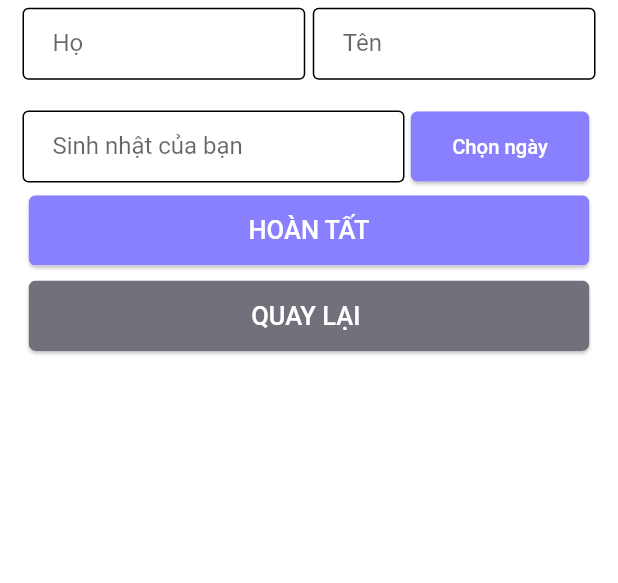
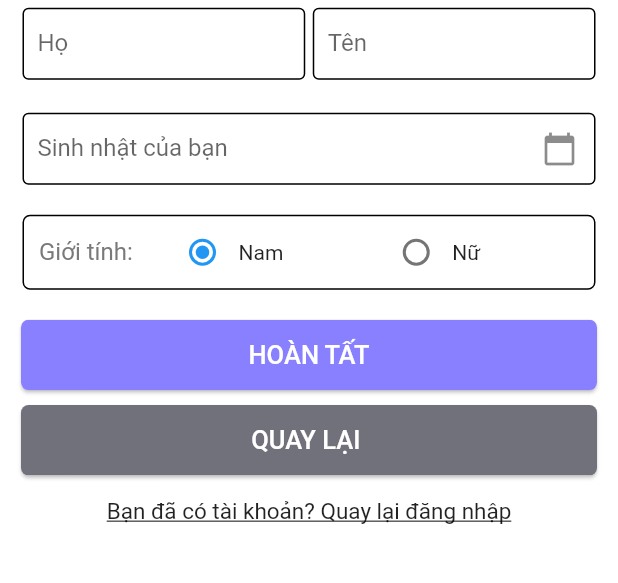
Before and after one commit to manhhnguyendev/PlayTogether_Hirer_Mobile, a Flutter app: the CompleteProfilePage screen opened by its route, on a phone screen of 412 x 824 dp, the part 556-1139 px from its top. Run offline on Flutter 3.47's test engine with Material 2 defaults, Android fonts, the phone set to English and light mode, and no system bars; our stand-ins replace firebase_auth, firebase_core, google_sign_in; missing offline and left inert: dart:ffi; accounts and stored records are empty.

Commit message:
update complete profile

```diff
--- a/lib/screen/complete_profile_screen/complete_profile_form.dart
+++ b/lib/screen/complete_profile_screen/complete_profile_form.dart
@@ -1,3 +1,5 @@
+import 'dart:ffi';
+
 import 'package:flutter/material.dart';
 import 'package:playtogether_hirer/const.dart';
 import 'package:playtogether_hirer/shared_component/login_error_form.dart';
@@ -18,7 +20,7 @@ class _CompleteProfileFormState extends State<CompleteProfileForm> {
   String lastName = "";
   late DateTime rawBirthday;
   ValueNotifier<String> notiBirth = ValueNotifier<String>("Ngày sinh của bạn");
-  //String birthday = "";
+  bool gender = true;
   final tec = TextEditingController();
   String province = "";
   final List listErrorFirstName = [''];
@@ -103,8 +105,52 @@ class _CompleteProfileFormState extends State<CompleteProfileForm> {
                         child: FormError(listError: listErrorFirstName)),
                   ],
                 ),
-                buildBirthdayArea(),
                 //FormError(listError: listErrorBirthday),
+                SizedBox(
+                  height: 5,
+                ),
+                buildBirthdayField(),
+                SizedBox(
+                  height: 20,
+                ),
+                Container(
+                  decoration: BoxDecoration(
+                      border: Border.all(color: Colors.black),
+                      borderRadius: BorderRadius.circular(5)),
+                  child: Padding(
+                    padding: const EdgeInsets.all(0.0),
+                    child: Row(
+                      children: [
+                        Expanded(
+                          flex: 1,
+                          //
+                          child: Padding(
+                            padding: const EdgeInsets.fromLTRB(10, 0, 0, 0),
+                            child: Text(
+                              "Giới tính:",
+                              style: TextStyle(
+                                  color: Color.fromARGB(220, 100, 100, 100),
+                                  fontSize: 16),
+                            ),
+                          ),
+                        ),
+                        Expanded(
+                          flex: 3,
+                          //padding: const EdgeInsets.fromLTRB(0, 0, 0, 0),
+                          child: Container(
+                              alignment: Alignment.centerLeft,
+                              child: buildGenderSelection()),
+                        ),
+                      ],
+                    ),
+                  ),
+                ),
+                SizedBox(
+                  height: 10,
+                ),
+              ],
+            ),
+          ),
           MainButton(
               text: "HOÀN TẤT",
               onpress: () {
@@ -124,9 +170,6 @@ class _CompleteProfileFormState extends State<CompleteProfileForm> {
           GoBackButton(text: "QUAY LẠI ", onpress: () {}),
         ],
       ),
-          )
-        ],
-      ),
     );
   }
 
@@ -141,7 +184,7 @@ class _CompleteProfileFormState extends State<CompleteProfileForm> {
             listErrorFirstName.contains(firstNameNullError)) {
           removeError(listErrorFirstName, error: firstNameNullError);
         }
-        return null;
+        return;
       },
       validator: (value) {
         if ((value!.isEmpty) &&
@@ -154,7 +197,7 @@ class _CompleteProfileFormState extends State<CompleteProfileForm> {
       decoration: const InputDecoration(
         counterText: "",
         floatingLabelBehavior: FloatingLabelBehavior.never,
-        contentPadding: EdgeInsets.symmetric(horizontal: 20),
+        contentPadding: EdgeInsets.symmetric(horizontal: 10),
         labelText: "Họ",
         hintText: "Nhập vào họ",
         enabledBorder: OutlineInputBorder(
@@ -164,10 +207,10 @@ class _CompleteProfileFormState extends State<CompleteProfileForm> {
           gapPadding: 10,
         ),
         focusedErrorBorder: OutlineInputBorder(
-            gapPadding: 10, borderSide: BorderSide(color: Colors.red)),
+            gapPadding: 10, borderSide: BorderSide(color: Colors.black)),
         errorBorder: (OutlineInputBorder(
-            gapPadding: 10, borderSide: BorderSide(color: Colors.red))),
-        errorStyle: TextStyle(height: 0, color: Colors.red),
+            gapPadding: 10, borderSide: BorderSide(color: Colors.black))),
+        errorStyle: TextStyle(height: 0, color: Colors.black),
       ),
     );
   }
@@ -182,7 +225,7 @@ class _CompleteProfileFormState extends State<CompleteProfileForm> {
         if (value.isNotEmpty && listErrorLastName.contains(lastNameNullError)) {
           removeError(listErrorLastName, error: lastNameNullError);
         }
-        return null;
+        return;
       },
       validator: (value) {
         if ((value!.isEmpty) &&
@@ -195,7 +238,7 @@ class _CompleteProfileFormState extends State<CompleteProfileForm> {
       decoration: const InputDecoration(
         counterText: "",
         floatingLabelBehavior: FloatingLabelBehavior.never,
-        contentPadding: EdgeInsets.symmetric(horizontal: 20),
+        contentPadding: EdgeInsets.symmetric(horizontal: 10),
         labelText: "Tên",
         hintText: "Nhập vào tên",
         enabledBorder: OutlineInputBorder(
@@ -205,16 +248,17 @@ class _CompleteProfileFormState extends State<CompleteProfileForm> {
           gapPadding: 10,
         ),
         focusedErrorBorder: OutlineInputBorder(
-            gapPadding: 10, borderSide: BorderSide(color: Colors.red)),
+            gapPadding: 10, borderSide: BorderSide(color: Colors.black)),
         errorBorder: (OutlineInputBorder(
-            gapPadding: 10, borderSide: BorderSide(color: Colors.red))),
-        errorStyle: TextStyle(height: 0, color: Colors.red),
+            gapPadding: 10, borderSide: BorderSide(color: Colors.black))),
+        errorStyle: TextStyle(height: 0, color: Colors.black),
       ),
     );
   }
 
   Container buildBirthdayArea() {
     return Container(
+      alignment: Alignment.center,
       child: Row(
         children: [
           Expanded(
@@ -228,7 +272,7 @@ class _CompleteProfileFormState extends State<CompleteProfileForm> {
               decoration: const InputDecoration(
                 counterText: "",
                 floatingLabelBehavior: FloatingLabelBehavior.never,
-                contentPadding: EdgeInsets.symmetric(horizontal: 20),
+                contentPadding: EdgeInsets.symmetric(horizontal: 10),
                 labelText: "Sinh nhật của bạn",
                 //hintText: "Chọn ngày sinh nhật",
                 enabledBorder: OutlineInputBorder(
@@ -238,10 +282,12 @@ class _CompleteProfileFormState extends State<CompleteProfileForm> {
                   gapPadding: 10,
                 ),
                 focusedErrorBorder: OutlineInputBorder(
-                    gapPadding: 10, borderSide: BorderSide(color: Colors.red)),
+                    gapPadding: 10,
+                    borderSide: BorderSide(color: Colors.black)),
                 errorBorder: (OutlineInputBorder(
-                    gapPadding: 10, borderSide: BorderSide(color: Colors.red))),
-                errorStyle: TextStyle(height: 0, color: Colors.red),
+                    gapPadding: 10,
+                    borderSide: BorderSide(color: Colors.black))),
+                errorStyle: TextStyle(height: 0, color: Colors.black),
               ),
             ),
           ),
@@ -267,7 +313,7 @@ class _CompleteProfileFormState extends State<CompleteProfileForm> {
                           context: context,
                           initialDate: DateTime.now(),
                           firstDate: DateTime(DateTime.now().year - 100),
-                          lastDate: DateTime(DateTime.now().year + 1),
+                          lastDate: DateTime(DateTime.now().year),
                         ).then((date) {
                           rawBirthday = date!;
                           convertBirthday();
@@ -285,4 +331,94 @@ class _CompleteProfileFormState extends State<CompleteProfileForm> {
       ),
     );
   }
+
+  Container buildGenderSelection() {
+    return Container(
+      alignment: Alignment.center,
+      child: Row(
+        children: [
+          Expanded(
+            flex: 1,
+            child: Row(
+              children: [
+                Radio(
+                    value: true,
+                    groupValue: gender,
+                    onChanged: (value) {
+                      setState(() {
+                        gender = true;
+                        print(gender);
+                        print("nam state");
+                      });
+                    }),
+                Text("Nam")
+              ],
+            ),
+          ),
+          Expanded(
+            flex: 1,
+            child: Row(
+              children: [
+                Radio(
+                    value: false,
+                    groupValue: gender,
+                    onChanged: (value) {
+                      setState(() {
+                        gender = false;
+                        print(gender);
+                        print("nữ state");
+                      });
+                    }),
+                Text("Nữ"),
+              ],
+            ),
+          )
+        ],
+      ),
+    );
   }
+
+  TextFormField buildBirthdayField() {
+    return TextFormField(
+      controller: tec,
+      //readOnly: true,
+      onSaved: (newValue) {
+        notiBirth.value = newValue!;
+      },
+      decoration: InputDecoration(
+        counterText: "",
+        floatingLabelBehavior: FloatingLabelBehavior.never,
+        contentPadding: EdgeInsets.symmetric(horizontal: 10),
+        labelText: "Sinh nhật của bạn",
+        //hintText: "Chọn ngày sinh nhật",
+        enabledBorder: OutlineInputBorder(
+          gapPadding: 10,
+        ),
+        focusedBorder: OutlineInputBorder(
+          gapPadding: 10,
+        ),
+        focusedErrorBorder: OutlineInputBorder(
+            gapPadding: 10, borderSide: BorderSide(color: Colors.black)),
+        errorBorder: (OutlineInputBorder(
+            gapPadding: 10, borderSide: BorderSide(color: Colors.black))),
+        errorStyle: TextStyle(height: 0, color: Colors.black),
+        suffixIcon: Icon(
+          Icons.calendar_today,
+        ),
+      ),
+      onTap: () async {
+        FocusScope.of(context).requestFocus(FocusNode());
+        await showDatePicker(
+          context: context,
+          initialDate: DateTime.now(),
+          firstDate: DateTime(DateTime.now().year - 100),
+          lastDate: DateTime(DateTime.now().year + 1),
+        ).then((date) {
+          rawBirthday = date!;
+          convertBirthday();
+          print(notiBirth.value + "at button");
+        });
+      },
+    );
+  }
+}
--- a/lib/screen/complete_profile_screen/complete_profile_page.dart
+++ b/lib/screen/complete_profile_screen/complete_profile_page.dart
@@ -29,6 +29,22 @@ class CompleteProfilePage extends StatelessWidget {
           const SizedBox(
             height: 10,
           ),
+          Container(
+            margin: const EdgeInsets.symmetric(horizontal: 15),
+            child: GestureDetector(
+              onTap: () {},
+              child: const Text(
+                'Bạn đã có tài khoản? Quay lại đăng nhập',
+                style: TextStyle(
+                  fontSize: 15,
+                  decoration: TextDecoration.underline,
+                ),
+              ),
+            ),
+          ),
+          const SizedBox(
+            height: 40,
+          ),
         ],
       )),
     );
--- a/lib/screen/register_screen/register_page.dart
+++ b/lib/screen/register_screen/register_page.dart
@@ -31,8 +31,7 @@ class RegisterPage extends StatelessWidget {
             Container(
               margin: const EdgeInsets.symmetric(horizontal: 15),
               child: GestureDetector(
-                onTap: () =>
-                    Navigator.pushNamed(context, RegisterPage.routeName),
+                onTap: () {},
                 child: const Text(
                   'Bạn đã có tài khoản? Quay lại đăng nhập',
                   style: TextStyle(
```
Also changed, not shown: lib/screen/login_screen/login_form.dart (+6 -6 lines), lib/screen/register_screen/register_form.dart (+12 -12 lines). Lines whose indentation alone changed are shown as unchanged.
